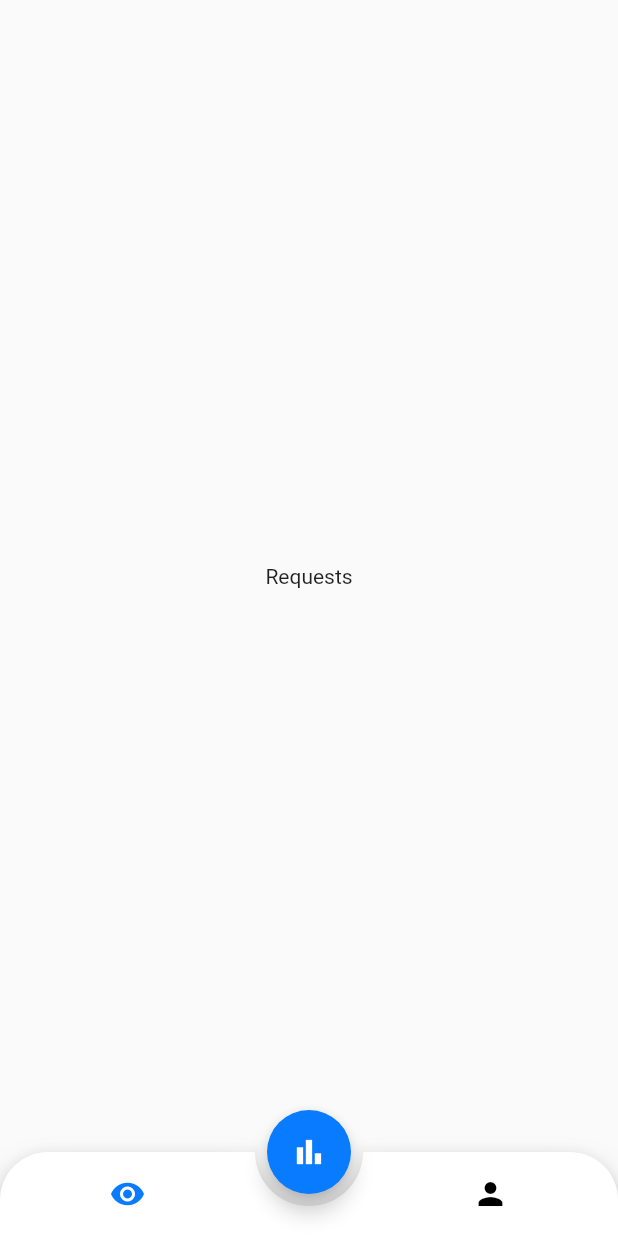
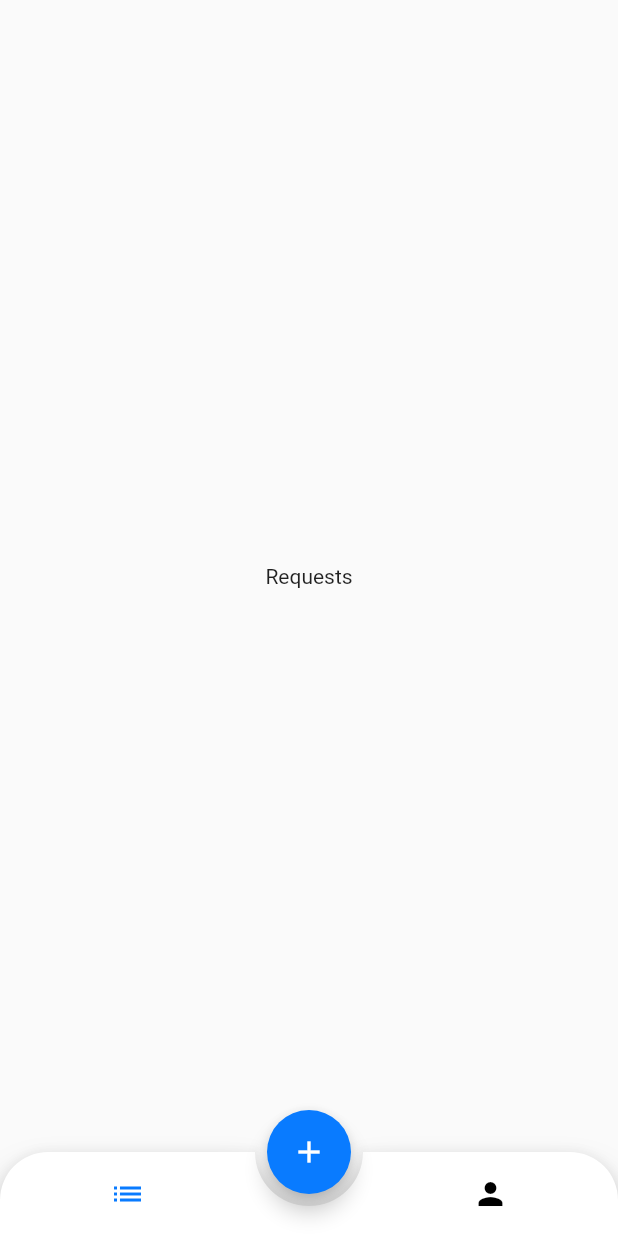
Before and after one commit to AzirisDev/senior_project_group6, a Flutter app: the HomePage screen opened directly, on a phone screen of 412 x 824 dp. Run offline on Flutter 3.47's test engine with Material 2 defaults, Android fonts, the phone set to English and light mode, and no system bars; drawn by our look-alikes of animated_bottom_navigation_bar; our stand-ins replace equatable, flutter_bloc, flutter_svg, get_it; statements that could not run were skipped.

Commit message:
create request page ui

```diff
--- a/lib/features/home/ui/home_page.dart
+++ b/lib/features/home/ui/home_page.dart
@@ -1,7 +1,7 @@
 import 'package:animated_bottom_navigation_bar/animated_bottom_navigation_bar.dart';
 import 'package:flutter/material.dart';
 import 'package:senior_project_group6/core/utils/appcolors.dart';
-import 'package:senior_project_group6/features/myrequests/ui/my_requests_page.dart';
+import 'package:senior_project_group6/features/create_request/ui/create_request_page.dart';
 import 'package:senior_project_group6/features/profile/ui/profile_page.dart';
 import 'package:senior_project_group6/features/requests/ui/requests_page.dart';
 
@@ -16,14 +16,13 @@ class _HomePageState extends State<HomePage> {
   final List<Widget> _children = const [
     RequestsPage(),
     ProfilePage(),
-    MyRequestsPage(),
+    CreateRequestsPage(),
   ];
 
   final iconList = [
-    Icons.remove_red_eye,
+    Icons.list,
     Icons.person,
   ];
-  Widget _page = const MyRequestsPage();
   int _currentIndex = 0;
 
   GlobalKey<NavigatorState> navigatorKey = GlobalKey<NavigatorState>();
@@ -32,15 +31,17 @@ class _HomePageState extends State<HomePage> {
   Widget build(BuildContext context) {
     return Scaffold(
       floatingActionButtonLocation: FloatingActionButtonLocation.centerDocked,
-      floatingActionButton: FloatingActionButton(
+      floatingActionButton: _currentIndex != 2
+          ? FloatingActionButton(
               backgroundColor: AppColor.primaryBlue,
               onPressed: () {
                 setState(() {
                   _currentIndex = 2;
                 });
               },
-        child: const Icon(Icons.bar_chart),
-      ),
+              child: const Icon(Icons.add),
+            )
+          : const SizedBox(),
       bottomNavigationBar: AnimatedBottomNavigationBar(
         icons: iconList,
         activeColor: AppColor.primaryBlue,
@@ -54,17 +55,4 @@ class _HomePageState extends State<HomePage> {
       body: _children[_currentIndex],
     );
   }
-
-  final _items = const [
-    BottomNavigationBarItem(
-        icon: Icon(Icons.remove_red_eye), label: "Requests"),
-    BottomNavigationBarItem(
-      icon: Icon(Icons.table_chart),
-      label: "My Requests",
-    ),
-    BottomNavigationBarItem(
-      icon: Icon(Icons.person),
-      label: "Profile",
-    ),
-  ];
 }
```
Also changed, not shown: lib/features/create_request/ui/create_request_page.dart (added, +169 -0 lines), lib/features/myrequests/ui/my_requests_page.dart (deleted, +0 -21 lines). Lines whose indentation alone changed are shown as unchanged.
